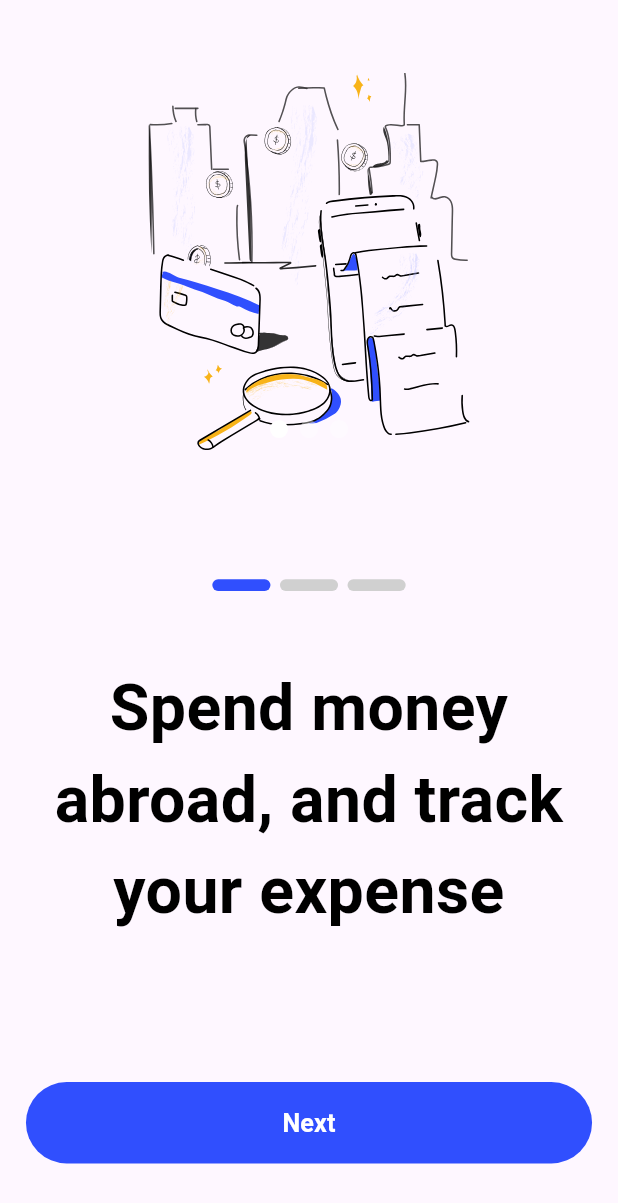
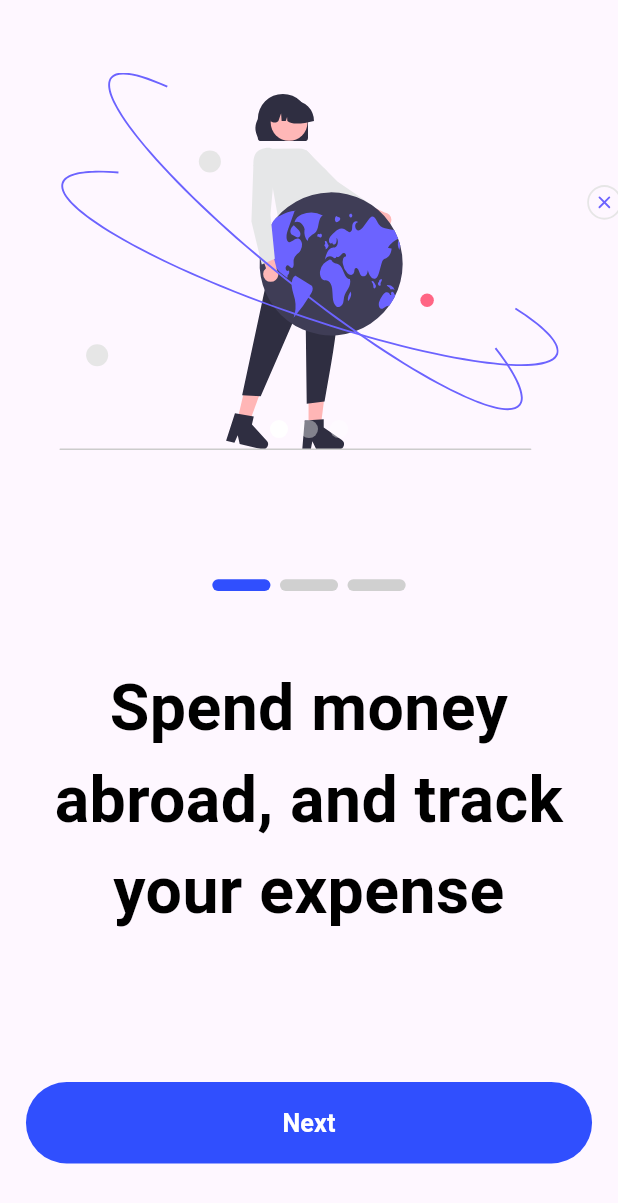
Before and after one commit to MohmadAoun/Coin-Pay, a Flutter app: the screen it shows after launch, after a tap on "Next", on a phone screen of 412 x 824 dp. Shown: the top 1203 px of the screen. Run offline on Flutter 3.47's test engine with Material 3 defaults, Android fonts, the phone set to English and light mode, and no system bars; drawn by our look-alikes of flutter_carousel_widget, smooth_page_indicator; our stand-ins replace flutter_screenutil, flutter_svg.

Commit message:
Changing onboarding svgs

```diff
--- a/lib/features/onBoarding/on_boarding.dart
+++ b/lib/features/onBoarding/on_boarding.dart
@@ -31,19 +31,19 @@ class _OnBoardingScreenState extends State<OnBoardingScreen> {
                 enableInfiniteScroll: false,
                 initialPage: 0,
                 controller: flutterCarouselController,
-                slideIndicator: CircularSlideIndicator(
-                  slideIndicatorOptions: SlideIndicatorOptions(),
-                ),
               ),
               items: [
                 SvgPicture.asset(
                   'assets/svgs/on_boarding_step_one.svg',
+                  height: 260.h,
                 ),
                 SvgPicture.asset(
                   'assets/svgs/on_boarding_step_two.svg',
+                  height: 260.h,
                 ),
                 SvgPicture.asset(
                   'assets/svgs/on_boarding_step_three.svg',
+                  height: 260.h,
                 ),
               ].map((i) {
                 return Builder(
@@ -92,8 +92,8 @@ class _OnBoardingScreenState extends State<OnBoardingScreen> {
               onPressed: () {
                 print('click');
                 flutterCarouselController.nextPage(
-                    duration: Duration(milliseconds: 300),
-                    curve: Curves.linear);
+                    duration: Duration(microseconds: 300));
+                currentIndex++;
                 setState(() {});
               },
               child: Text('Next', style: TextStyles.font16White700Weight),
```
Also changed, not shown: assets/svgs/on_boarding_step_one.svg, assets/svgs/on_boarding_step_three.svg, assets/svgs/on_boarding_step_two.svg, 1 other file.
